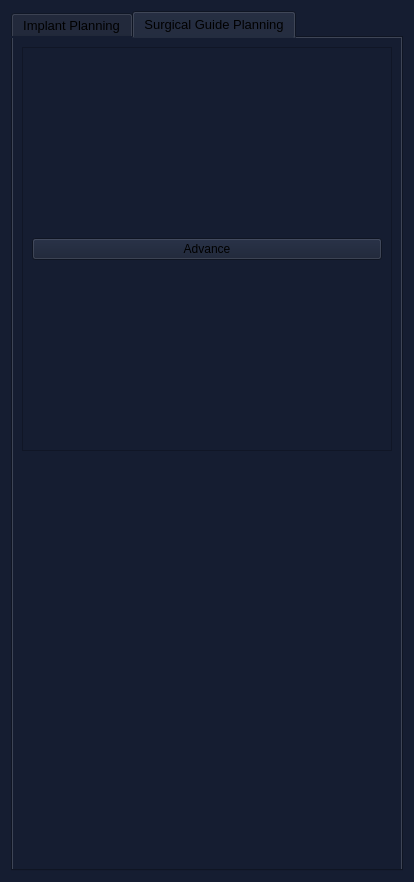
The window that Apps/Dental/view/SCBDentalPlanningPipeline.ui (wuzhuobin/MITK-Project) describes before a commit, drawn with Qt 5.
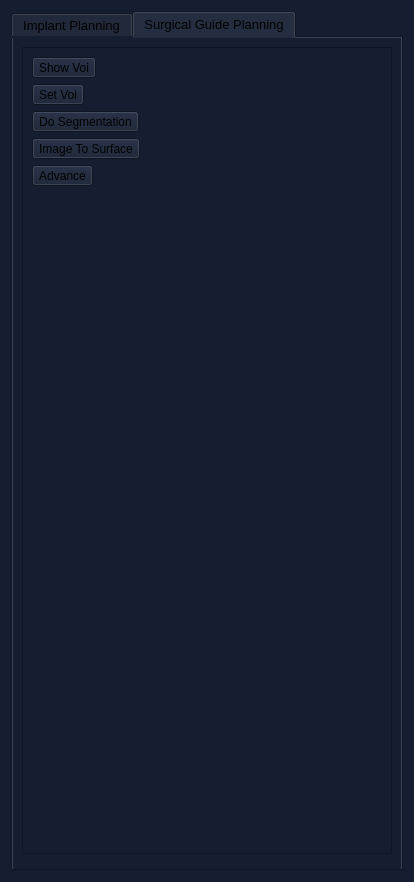
The same window after the commit. Icons and pictures are not drawn. Custom widgets are drawn as their Qt base class.

Commit message: Add a step to generate surface

Patch:
```diff
--- a/Apps/Dental/view/SCBDentalPlanningPipeline.ui
+++ b/Apps/Dental/view/SCBDentalPlanningPipeline.ui
@@ -2093,9 +2093,61 @@
          <property name="frameShadow">
           <enum>QFrame::Raised</enum>
          </property>
-         <layout class="QGridLayout" name="gridLayout_4">
-          <item row="0" column="0">
-           <widget class="QPushButton" name="pushButtonSurgicalGuidePlanningAdvance">
+         <layout class="QVBoxLayout" name="verticalLayout_3">
+          <item>
+           <widget class="QToolButton" name="toolButtonSurgicalGuidePlanningShowVoi">
+            <property name="text">
+             <string>Show Voi</string>
+            </property>
+            <property name="checkable">
+             <bool>true</bool>
+            </property>
+            <attribute name="buttonGroup">
+             <string notr="true">buttonGroup</string>
+            </attribute>
+           </widget>
+          </item>
+          <item>
+           <widget class="QToolButton" name="toolButtonSurgicalGuidePlanningSetVoi">
+            <property name="text">
+             <string>Set Voi</string>
+            </property>
+            <property name="checkable">
+             <bool>true</bool>
+            </property>
+            <attribute name="buttonGroup">
+             <string notr="true">buttonGroup</string>
+            </attribute>
+           </widget>
+          </item>
+          <item>
+           <widget class="QToolButton" name="toolButtonSurgicalGuidePlanningDoSegmentation">
+            <property name="text">
+             <string>Do Segmentation</string>
+            </property>
+            <property name="checkable">
+             <bool>true</bool>
+            </property>
+            <attribute name="buttonGroup">
+             <string notr="true">buttonGroup</string>
+            </attribute>
+           </widget>
+          </item>
+          <item>
+           <widget class="QToolButton" name="toolButtonSurgicalGuidePlanningImageToSurface">
+            <property name="text">
+             <string>Image To Surface</string>
+            </property>
+            <property name="checkable">
+             <bool>true</bool>
+            </property>
+            <attribute name="buttonGroup">
+             <string notr="true">buttonGroup</string>
+            </attribute>
+           </widget>
+          </item>
+          <item>
+           <widget class="QToolButton" name="toolButtonSurgicalGuidePlanningAdvance">
             <property name="text">
              <string>Advance</string>
             </property>
@@ -2104,6 +2156,19 @@
             </property>
            </widget>
           </item>
+          <item>
+           <spacer name="verticalSpacer_3">
+            <property name="orientation">
+             <enum>Qt::Vertical</enum>
+            </property>
+            <property name="sizeHint" stdset="0">
+             <size>
+              <width>20</width>
+              <height>40</height>
+             </size>
+            </property>
+           </spacer>
+          </item>
          </layout>
         </widget>
        </item>
```
Left out of the diff: 1 changed line with no effect on the pictures. The commit also changes 5 other files.
